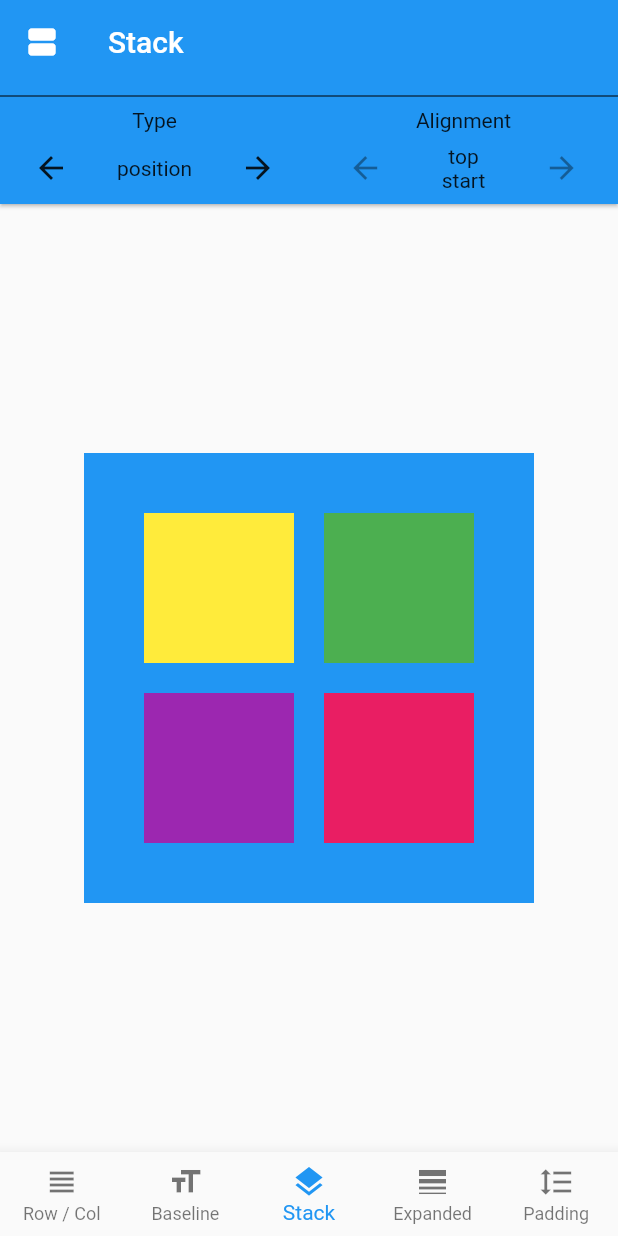
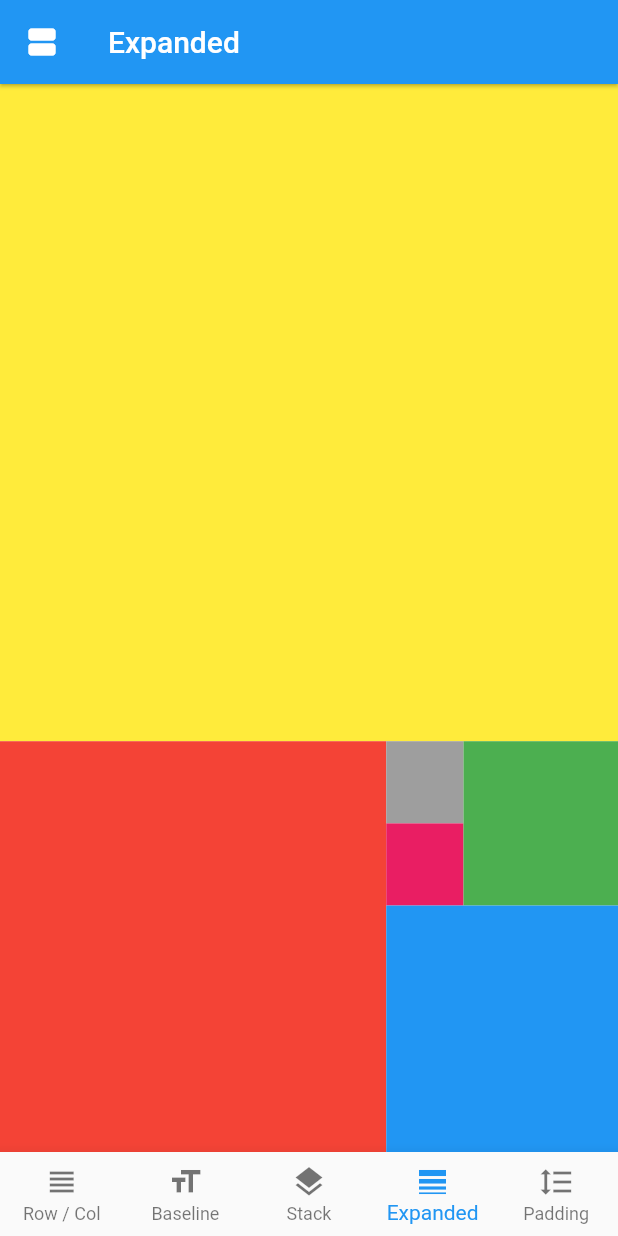
Before and after one commit to boomsi/app-ex, a Flutter app: the screen it shows after launch, on a phone screen of 412 x 824 dp. Run offline on Flutter 3.47's test engine with Material 2 defaults, Android fonts, the phone set to English and light mode, and no system bars.

Commit message:
feat: expanded

```diff
--- a/lib/main_page.dart
+++ b/lib/main_page.dart
@@ -20,7 +20,7 @@ class MainPage extends StatefulWidget {
 
 class _MainPageState extends State<MainPage> {
   LayoutGroup _layoutGroup = LayoutGroup.nonScrollable;
-  LayoutType _layoutSelection1 = LayoutType.stack;
+  LayoutType _layoutSelection1 = LayoutType.expanded;
   LayoutType _layoutSelection2 = LayoutType.pageView;
   LayoutType get _layoutSelection => _layoutGroup == LayoutGroup.nonScrollable
       ? _layoutSelection1
--- a/lib/pages/expanded_page.dart
+++ b/lib/pages/expanded_page.dart
@@ -1,8 +1,9 @@
+import 'package:app/widgets/main_app_bar.dart';
 import 'package:flutter/material.dart';
 import 'package:app/type.dart';
 
 class ExpandedPage extends StatefulWidget implements HasLayoutGroup {
-  ExpandedPage(
+  const ExpandedPage(
       {Key? key, required this.layoutGroup, required this.onLayoutToggle})
       : super(key: key);
 
@@ -14,10 +15,78 @@ class ExpandedPage extends StatefulWidget implements HasLayoutGroup {
 }
 
 class _ExpandedPageState extends State<ExpandedPage> {
+  Size _goldenRatio(BoxConstraints constraints) {
+    double ratio = 13 / 8;
+    if (constraints.maxHeight / constraints.maxWidth > ratio) {
+      return Size(constraints.maxWidth, constraints.maxHeight * ratio);
+    } else {
+      return Size(constraints.maxWidth / ratio, constraints.maxHeight);
+    }
+  }
+
+  Widget _centerLayout({Widget? child}) {
+    return LayoutBuilder(builder: (content, constraints) {
+      Size size = _goldenRatio(constraints);
+      return Center(
+        child: Container(
+          constraints:
+              BoxConstraints(maxHeight: size.height, maxWidth: size.width),
+          child: child,
+        ),
+      );
+    });
+  }
+
+  Widget _buildBox({required int flex, required Color color}) {
+    return Expanded(flex: flex, child: Container(color: color));
+  }
+
+  Widget _buildContent() {
+    return Column(
+      children: [
+        _buildBox(flex: 8, color: Colors.yellow),
+        Expanded(
+          flex: 5,
+          child: Row(
+            children: [
+              _buildBox(flex: 5, color: Colors.red),
+              Expanded(
+                  flex: 3,
+                  child: Column(
+                    children: [
+                      Expanded(
+                          flex: 2,
+                          child: Row(
+                            children: [
+                              Expanded(
+                                  child: Expanded(
+                                      child: Column(
+                                children: [
+                                  _buildBox(flex: 1, color: Colors.grey),
+                                  _buildBox(flex: 1, color: Colors.pink)
+                                ],
+                              ))),
+                              _buildBox(flex: 2, color: Colors.green)
+                            ],
+                          )),
+                      _buildBox(flex: 3, color: Colors.blue)
+                    ],
+                  ))
+            ],
+          ),
+        )
+      ],
+    );
+  }
+
   @override
   Widget build(BuildContext context) {
-    return Container(
-      child: Text('ExpandedPage'),
-    );
+    return Scaffold(
+        appBar: MainAppBar(
+          layoutGroup: widget.layoutGroup,
+          onLayoutToggle: widget.onLayoutToggle,
+          layoutType: LayoutType.expanded,
+        ),
+        body: _centerLayout(child: _buildContent()));
   }
 }
```
